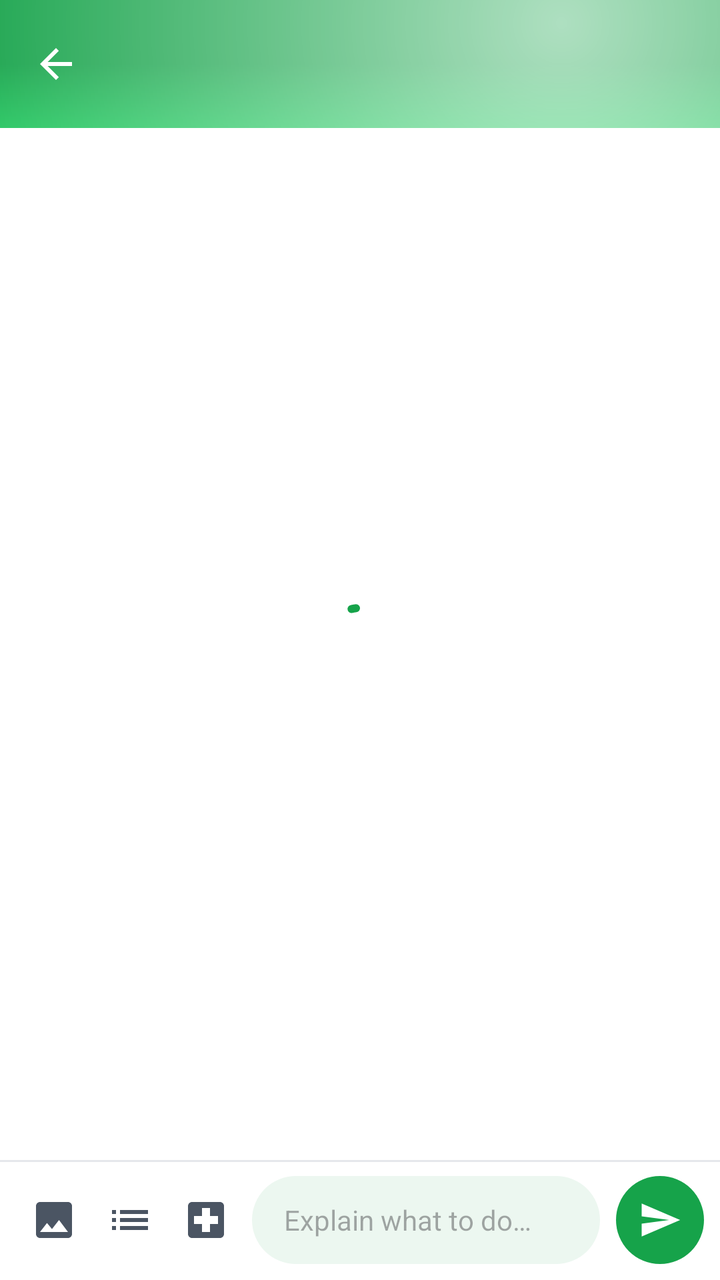
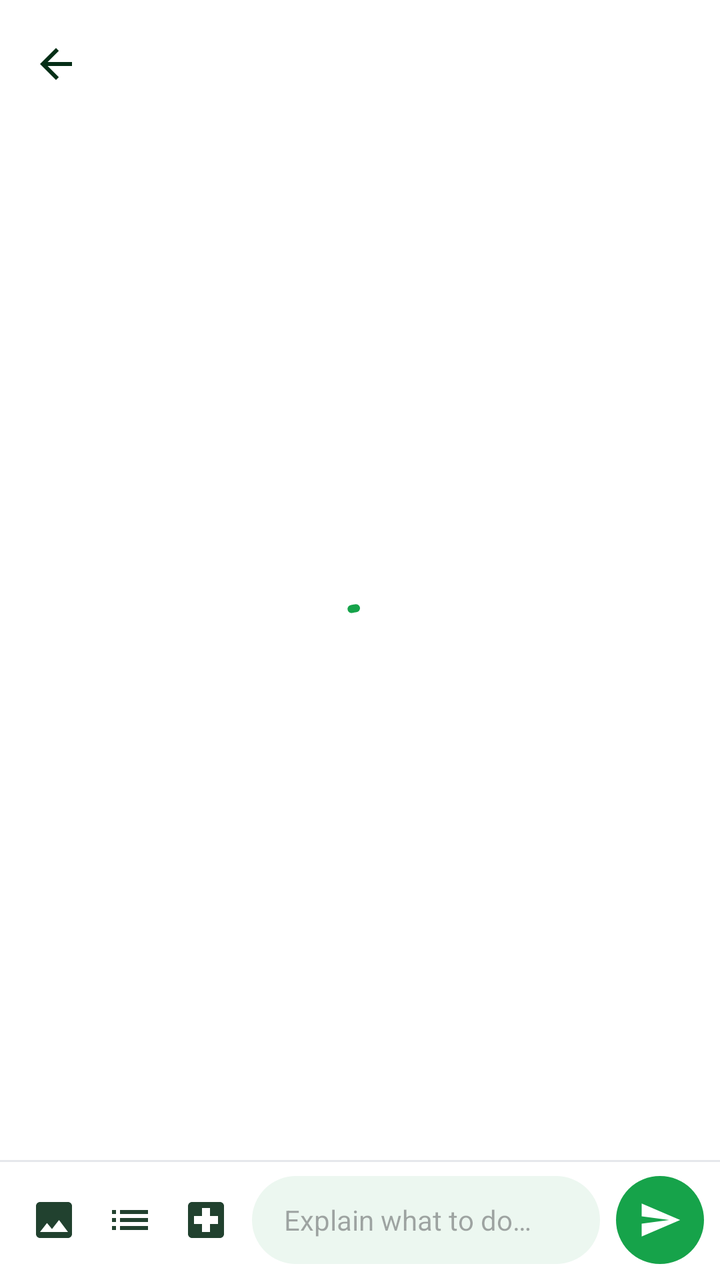

The first picture is an Android layout as it rendered before a commit; the second is the same layout after the commit. The layout source and the unified diff follow.
<!-- AndroidManifest.xml: application theme Theme.PlantDiseases -->
<!-- res/layout/activity_forum_post.xml -->
<?xml version="1.0" encoding="utf-8"?>
<LinearLayout xmlns:android="http://schemas.android.com/apk/res/android"
    xmlns:app="http://schemas.android.com/apk/res-auto"
    android:layout_width="match_parent"
    android:layout_height="match_parent"
    android:background="@color/background"
    android:orientation="vertical">

    <com.google.android.material.appbar.AppBarLayout
        android:id="@+id/app_bar"
        android:layout_width="match_parent"
        android:layout_height="wrap_content"
        android:background="@drawable/bg_toolbar_gradient"
        app:elevation="0dp">

        <com.google.android.material.appbar.MaterialToolbar
            android:id="@+id/toolbar"
            android:layout_width="match_parent"
            android:layout_height="?attr/actionBarSize"
            android:background="@android:color/transparent"
            app:navigationIcon="@drawable/ic_back"
            app:navigationIconTint="@color/toolbar_title"
            app:titleTextAppearance="@style/TextAppearance.App.Toolbar"
            app:titleTextColor="@color/toolbar_title" />

    </com.google.android.material.appbar.AppBarLayout>

    <FrameLayout
        android:layout_width="match_parent"
        android:layout_height="0dp"
        android:layout_weight="1">

        <androidx.recyclerview.widget.RecyclerView
            android:id="@+id/rv_thread"
            android:layout_width="match_parent"
            android:layout_height="match_parent"
            android:clipToPadding="false"
            android:paddingBottom="@dimen/space_lg" />

        <com.google.android.material.progressindicator.CircularProgressIndicator
            android:id="@+id/progress"
            android:layout_width="wrap_content"
            android:layout_height="wrap_content"
            android:layout_gravity="center"
            android:indeterminate="true" />

        <TextView
            android:id="@+id/tv_error"
            android:layout_width="match_parent"
            android:layout_height="wrap_content"
            android:layout_gravity="center"
            android:gravity="center"
            android:padding="@dimen/space_xl"
            android:textColor="@color/on_surface_secondary"
            android:visibility="gone" />

    </FrameLayout>

    <TextView
        android:id="@+id/tv_locked"
        android:layout_width="match_parent"
        android:layout_height="wrap_content"
        android:background="@color/surface_container"
        android:drawablePadding="@dimen/space_sm"
        android:gravity="center"
        android:padding="@dimen/space_md"
        android:text="@string/forum_locked_banner"
        android:textColor="@color/on_surface_secondary"
        android:visibility="gone"
        app:drawableStartCompat="@drawable/ic_lock"
        app:drawableTint="@color/on_surface_secondary" />

    <LinearLayout
        android:id="@+id/composer"
        android:layout_width="match_parent"
        android:layout_height="wrap_content"
        android:background="@drawable/bg_forum_composer"
        android:orientation="vertical"
        android:paddingHorizontal="@dimen/space_sm"
        android:paddingVertical="@dimen/space_sm">

        <LinearLayout
            android:id="@+id/reply_banner"
            android:layout_width="match_parent"
            android:layout_height="wrap_content"
            android:gravity="center_vertical"
            android:orientation="horizontal"
            android:visibility="gone">

            <TextView
                android:id="@+id/tv_reply_to"
                style="@style/Forum.Meta"
                android:layout_width="0dp"
                android:layout_height="wrap_content"
                android:layout_weight="1"
                android:drawablePadding="4dp"
                app:drawableStartCompat="@drawable/ic_reply"
                app:drawableTint="@color/on_surface_secondary" />

            <ImageButton
                android:id="@+id/btn_cancel_reply"
                android:layout_width="32dp"
                android:layout_height="32dp"
                android:background="?attr/selectableItemBackgroundBorderless"
                android:contentDescription="@string/forum_cancel_reply"
                android:src="@drawable/ic_close"
                app:tint="@color/on_surface_secondary" />

        </LinearLayout>

        <EditText
            android:id="@+id/et_steps"
            android:layout_width="match_parent"
            android:layout_height="wrap_content"
            android:layout_marginHorizontal="@dimen/space_xs"
            android:layout_marginBottom="@dimen/space_sm"
            android:background="@drawable/bg_forum_input"
            android:paddingHorizontal="16dp"
            android:paddingVertical="10dp"
            android:hint="@string/forum_steps_hint"
            android:importantForAutofill="no"
            android:inputType="textMultiLine|textCapSentences"
            android:maxLines="8"
            android:textSize="@dimen/text_body_sm"
            android:visibility="gone" />

        <LinearLayout
            android:id="@+id/ll_answer_photos"
            android:layout_width="match_parent"
            android:layout_height="wrap_content"
            android:orientation="horizontal"
            android:visibility="gone" />

        <CheckBox
            android:id="@+id/cb_answer_consent"
            android:layout_width="wrap_content"
            android:layout_height="wrap_content"
            android:checked="true"
            android:text="@string/forum_training_consent_answer"
            android:textSize="@dimen/text_caption"
            android:visibility="gone" />

        <TextView
            android:id="@+id/tv_diagnosis_selected"
            style="@style/Forum.Badge"
            android:layout_width="wrap_content"
            android:layout_height="wrap_content"
            android:layout_marginBottom="@dimen/space_xs"
            android:textColor="@color/primary"
            android:visibility="gone" />

        <LinearLayout
            android:layout_width="match_parent"
            android:layout_height="wrap_content"
            android:gravity="center_vertical"
            android:orientation="horizontal">

            <ImageButton
                android:id="@+id/btn_photo"
                android:layout_width="38dp"
                android:layout_height="40dp"
                android:background="?attr/selectableItemBackgroundBorderless"
                android:contentDescription="@string/forum_add_photo"
                android:src="@drawable/ic_image"
                app:tint="@color/on_surface_secondary" />

            <ImageButton
                android:id="@+id/btn_steps"
                android:layout_width="38dp"
                android:layout_height="40dp"
                android:background="?attr/selectableItemBackgroundBorderless"
                android:contentDescription="@string/forum_add_steps"
                android:src="@drawable/ic_steps"
                app:tint="@color/on_surface_secondary" />

            <ImageButton
                android:id="@+id/btn_diagnosis"
                android:layout_width="38dp"
                android:layout_height="40dp"
                android:background="?attr/selectableItemBackgroundBorderless"
                android:contentDescription="@string/forum_add_diagnosis"
                android:src="@drawable/ic_first_aid"
                app:tint="@color/on_surface_secondary" />

            <EditText
                android:id="@+id/et_answer"
                android:layout_width="0dp"
                android:layout_height="wrap_content"
                android:layout_marginStart="@dimen/space_xs"
                android:layout_weight="1"
                android:background="@drawable/bg_forum_input"
                android:hint="@string/forum_answer_hint"
                android:importantForAutofill="no"
                android:inputType="textMultiLine|textCapSentences"
                android:maxLines="5"
                android:minHeight="44dp"
                android:paddingHorizontal="16dp"
                android:paddingVertical="10dp"
                android:textSize="@dimen/text_body" />

            <ImageButton
                android:id="@+id/btn_send"
                android:layout_width="44dp"
                android:layout_height="44dp"
                android:layout_marginStart="@dimen/space_sm"
                android:background="@drawable/bg_forum_send"
                android:contentDescription="@string/forum_send"
                android:padding="11dp"
                android:scaleType="fitCenter"
                android:src="@drawable/ic_send"
                app:tint="@color/on_primary" />

        </LinearLayout>

    </LinearLayout>

</LinearLayout>
<!-- resources referenced by this layout -->
<resources>
  <color name="on_surface_secondary">#4B5563</color>
  <color name="toolbar_title">#FFFFFF</color>
  <dimen name="text_caption">11sp</dimen>
  <!-- drawable bg_toolbar_gradient (drawable) -->
  <?xml version="1.0" encoding="utf-8"?>
  <layer-list xmlns:android="http://schemas.android.com/apk/res/android">
      <item>
          <shape android:shape="rectangle">
              <gradient
                  android:type="linear"
                  android:angle="270"
                  android:startColor="@color/toolbar_top"
                  android:centerColor="@color/gradient_mid"
                  android:endColor="@color/toolbar_bottom" />
          </shape>
      </item>
      <item>
          <shape android:shape="rectangle">
              <gradient
                  android:type="radial"
                  android:gradientRadius="320dp"
                  android:centerX="0.78"
                  android:centerY="0.18"
                  android:startColor="@color/glass_white_soft"
                  android:endColor="@android:color/transparent" />
          </shape>
      </item>
  </layer-list>
  <string name="forum_training_consent_answer">Let PlantVision learn from these photos</string>
  <style name="Forum.Meta" parent="">
          <item name="android:textColor">@color/on_surface_secondary</item>
          <item name="android:textSize">@dimen/forum_text_meta</item>
          <item name="android:maxLines">1</item>
          <item name="android:ellipsize">end</item>
      </style>
  <style name="TextAppearance.App.Toolbar" parent="TextAppearance.Material3.TitleLarge">
          <item name="android:textSize">@dimen/text_title</item>
          
          <item name="android:fontFamily">sans-serif-black</item>
          <item name="android:letterSpacing">-0.01</item>
      </style>
  <style name="Theme.PlantDiseases" parent="Theme.Material3.DayNight.NoActionBar">
          <item name="colorPrimary">@color/primary</item>
          <item name="colorPrimaryDark">@color/primary_dark</item>
          <item name="colorOnPrimary">@color/on_primary</item>
          <item name="colorPrimaryContainer">@color/primary_light</item>
          <item name="colorOnPrimaryContainer">@color/primary_dark</item>
          <item name="colorSecondary">@color/secondary</item>
          <item name="colorOnSecondary">@color/on_secondary</item>
          <item name="colorSecondaryContainer">@color/primary_light</item>
          <item name="colorOnSecondaryContainer">@color/primary_dark</item>
          <item name="android:colorBackground">@color/background</item>
          
          <item name="android:windowBackground">@color/background</item>
          
          <item name="android:windowAnimationStyle">@style/App.Animation.Navigation</item>
          <item name="colorSurface">@color/surface</item>
          <item name="colorSurfaceVariant">@color/surface_variant</item>
          <item name="colorOnSurface">@color/on_surface</item>
          <item name="colorOnSurfaceVariant">@color/on_surface_secondary</item>
          
          <item name="colorSurfaceContainerLow">@color/surface_container_low</item>
          <item name="colorSurfaceContainer">@color/surface_container</item>
          <item name="colorSurfaceContainerHigh">@color/surface_container_high</item>
          <item name="colorSurfaceContainerHighest">@color/surface_container_highest</item>
          <item name="colorSurfaceContainerLowest">@color/surface_container_lowest</item>
          
          <item name="android:statusBarColor">@android:color/transparent</item>
          <item name="android:windowLightStatusBar">false</item>
          <item name="android:navigationBarColor">@color/background</item>
  
          
          <item name="appBarLayoutStyle">@style/Widget.Material3.AppBarLayout</item>
  
          
          <item name="materialButtonStyle">@style/App.Button.Filled</item>
          <item name="floatingActionButtonStyle">@style/App.FAB</item>
          <item name="extendedFloatingActionButtonStyle">@style/App.FAB.Extended</item>
      </style>
  <color name="toolbar_top">#16A34A</color>
  <color name="gradient_mid">#16A34A</color>
  <color name="toolbar_bottom">#22C55E</color>
  <color name="glass_white_soft">#A6FFFFFF</color>
  <!-- unchanged entries left out for length: 52 -->
</resources>

<!-- the commit's change to res/layout/activity_forum_post.xml (unified diff, before → after) -->
@@ -10,7 +10,7 @@
         android:id="@+id/app_bar"
         android:layout_width="match_parent"
         android:layout_height="wrap_content"
-        android:background="@drawable/bg_toolbar_gradient"
+        android:background="@color/background"
         app:elevation="0dp">
 
         <com.google.android.material.appbar.MaterialToolbar
@@ -51,7 +51,7 @@
             android:layout_gravity="center"
             android:gravity="center"
             android:padding="@dimen/space_xl"
-            android:textColor="@color/on_surface_secondary"
+            android:textColor="@color/on_surface"
             android:visibility="gone" />
 
     </FrameLayout>
@@ -65,7 +65,7 @@
         android:gravity="center"
         android:padding="@dimen/space_md"
         android:text="@string/forum_locked_banner"
-        android:textColor="@color/on_surface_secondary"
+        android:textColor="@color/on_surface"
         android:visibility="gone"
         app:drawableStartCompat="@drawable/ic_lock"
         app:drawableTint="@color/on_surface_secondary" />
@@ -129,15 +129,6 @@
             android:layout_width="match_parent"
             android:layout_height="wrap_content"
             android:orientation="horizontal"
-            android:visibility="gone" />
-
-        <CheckBox
-            android:id="@+id/cb_answer_consent"
-            android:layout_width="wrap_content"
-            android:layout_height="wrap_content"
-            android:checked="true"
-            android:text="@string/forum_training_consent_answer"
-            android:textSize="@dimen/text_caption"
             android:visibility="gone" />
 
         <TextView
<!-- resource entries referenced after the edit -->
@@ -1,36 +1,10 @@
 <!-- resources referenced by this layout -->
 <resources>
-  <color name="on_surface_secondary">#4B5563</color>
-  <color name="toolbar_title">#FFFFFF</color>
-  <dimen name="text_caption">11sp</dimen>
-  <!-- drawable bg_toolbar_gradient (drawable) -->
-  <?xml version="1.0" encoding="utf-8"?>
-  <layer-list xmlns:android="http://schemas.android.com/apk/res/android">
-      <item>
-          <shape android:shape="rectangle">
-              <gradient
-                  android:type="linear"
-                  android:angle="270"
-                  android:startColor="@color/toolbar_top"
-                  android:centerColor="@color/gradient_mid"
-                  android:endColor="@color/toolbar_bottom" />
-          </shape>
-      </item>
-      <item>
-          <shape android:shape="rectangle">
-              <gradient
-                  android:type="radial"
-                  android:gradientRadius="320dp"
-                  android:centerX="0.78"
-                  android:centerY="0.18"
-                  android:startColor="@color/glass_white_soft"
-                  android:endColor="@android:color/transparent" />
-          </shape>
-      </item>
-  </layer-list>
-  <string name="forum_training_consent_answer">Let PlantVision learn from these photos</string>
+  <color name="on_surface_secondary">#21412F</color>
+  <color name="toolbar_title">@color/on_surface</color>
+  <dimen name="text_caption">12sp</dimen>
   <style name="Forum.Meta" parent="">
-          <item name="android:textColor">@color/on_surface_secondary</item>
+          <item name="android:textColor">@color/on_surface</item>
           <item name="android:textSize">@dimen/forum_text_meta</item>
           <item name="android:maxLines">1</item>
           <item name="android:ellipsize">end</item>
@@ -39,6 +13,7 @@
           <item name="android:textSize">@dimen/text_title</item>
           
           <item name="android:fontFamily">sans-serif-black</item>
+          <item name="android:textFontWeight">900</item>
           <item name="android:letterSpacing">-0.01</item>
       </style>
   <style name="Theme.PlantDiseases" parent="Theme.Material3.DayNight.NoActionBar">
@@ -61,6 +36,8 @@
           <item name="colorOnSurface">@color/on_surface</item>
           <item name="colorOnSurfaceVariant">@color/on_surface_secondary</item>
           
+          <item name="android:textColorSecondary">@color/on_surface_secondary</item>
+          
           <item name="colorSurfaceContainerLow">@color/surface_container_low</item>
           <item name="colorSurfaceContainer">@color/surface_container</item>
           <item name="colorSurfaceContainerHigh">@color/surface_container_high</item>
@@ -68,8 +45,10 @@
           <item name="colorSurfaceContainerLowest">@color/surface_container_lowest</item>
           
           <item name="android:statusBarColor">@android:color/transparent</item>
-          <item name="android:windowLightStatusBar">false</item>
+          
+          <item name="android:windowLightStatusBar">true</item>
           <item name="android:navigationBarColor">@color/background</item>
+          <item name="android:windowLightNavigationBar">true</item>
   
           
           <item name="appBarLayoutStyle">@style/Widget.Material3.AppBarLayout</item>
@@ -79,10 +58,6 @@
           <item name="floatingActionButtonStyle">@style/App.FAB</item>
           <item name="extendedFloatingActionButtonStyle">@style/App.FAB.Extended</item>
       </style>
-  <color name="toolbar_top">#16A34A</color>
-  <color name="gradient_mid">#16A34A</color>
-  <color name="toolbar_bottom">#22C55E</color>
-  <color name="glass_white_soft">#A6FFFFFF</color>
   <!-- unchanged entries left out for length: 52 -->
 </resources>
 
